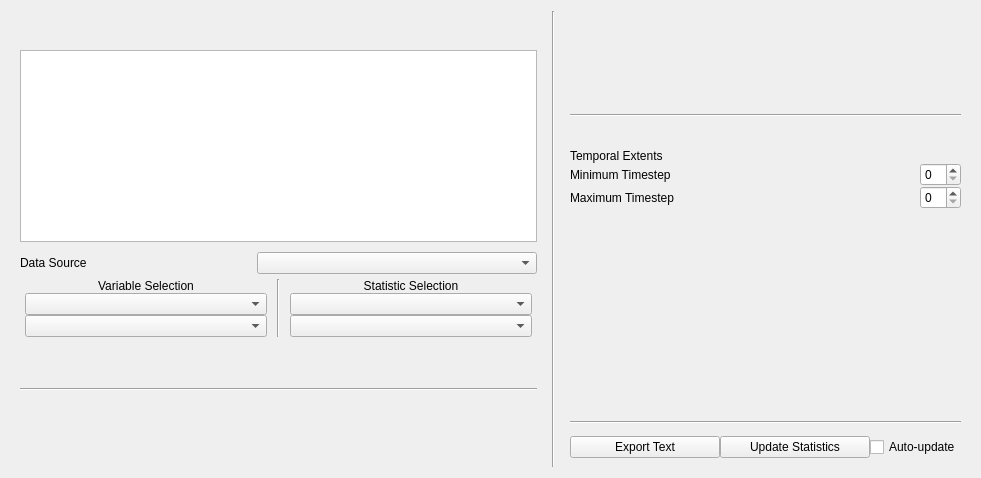
Old version of the form apps/vaporgui/statsWindow.ui in the repository StasJ/vapor-formatted.
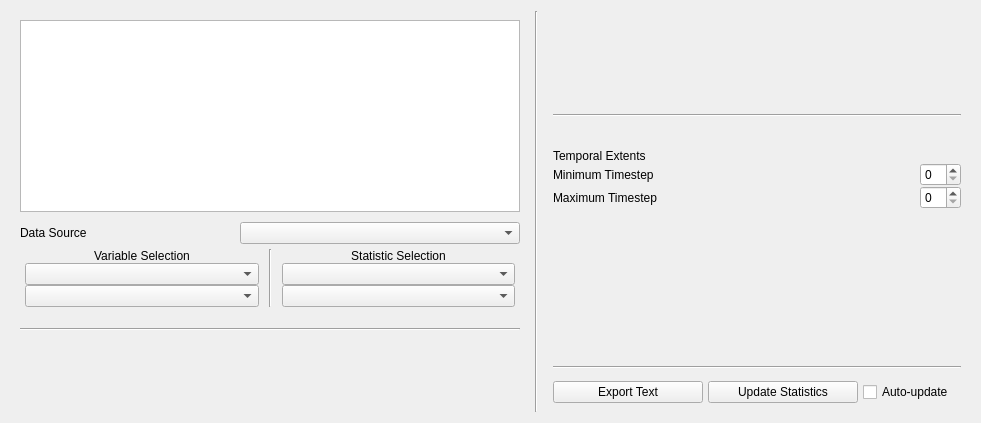
New version of the form. Custom widgets are drawn as their Qt base class.

Commit message: touch ups

```diff
--- a/apps/vaporgui/statsWindow.ui
+++ b/apps/vaporgui/statsWindow.ui
@@ -7,11 +7,11 @@
     <x>0</x>
     <y>0</y>
     <width>981</width>
-    <height>478</height>
+    <height>423</height>
    </rect>
   </property>
   <property name="sizePolicy">
-   <sizepolicy hsizetype="Preferred" vsizetype="Maximum">
+   <sizepolicy hsizetype="Preferred" vsizetype="Minimum">
     <horstretch>0</horstretch>
     <verstretch>0</verstretch>
    </sizepolicy>
@@ -24,14 +24,14 @@
     <enum>QLayout::SetDefaultConstraint</enum>
    </property>
    <item>
-    <layout class="QHBoxLayout" name="horizontalLayout_12" stretch="3,0,2">
+    <layout class="QHBoxLayout" name="horizontalLayout_12" stretch="0,0,0">
      <property name="sizeConstraint">
       <enum>QLayout::SetDefaultConstraint</enum>
      </property>
      <item>
       <widget class="QWidget" name="widget_3" native="true">
        <property name="sizePolicy">
-        <sizepolicy hsizetype="Preferred" vsizetype="Expanding">
+        <sizepolicy hsizetype="Preferred" vsizetype="Minimum">
          <horstretch>0</horstretch>
          <verstretch>0</verstretch>
         </sizepolicy>
@@ -51,7 +51,7 @@
           <item>
            <widget class="QTableWidget" name="VariablesTable">
             <property name="sizePolicy">
-             <sizepolicy hsizetype="Minimum" vsizetype="Maximum">
+             <sizepolicy hsizetype="Minimum" vsizetype="Minimum">
               <horstretch>1</horstretch>
               <verstretch>1</verstretch>
              </sizepolicy>
@@ -253,6 +253,22 @@
           </property>
          </widget>
         </item>
+        <item>
+         <spacer name="verticalSpacer_2">
+          <property name="orientation">
+           <enum>Qt::Vertical</enum>
+          </property>
+          <property name="sizeType">
+           <enum>QSizePolicy::Expanding</enum>
+          </property>
+          <property name="sizeHint" stdset="0">
+           <size>
+            <width>20</width>
+            <height>0</height>
+           </size>
+          </property>
+         </spacer>
+        </item>
        </layout>
       </widget>
      </item>
@@ -440,12 +456,12 @@
            <enum>Qt::Vertical</enum>
           </property>
           <property name="sizeType">
-           <enum>QSizePolicy::Preferred</enum>
+           <enum>QSizePolicy::Expanding</enum>
           </property>
           <property name="sizeHint" stdset="0">
            <size>
             <width>20</width>
-            <height>20</height>
+            <height>0</height>
            </size>
           </property>
          </spacer>
@@ -471,7 +487,7 @@
           <item>
            <layout class="QHBoxLayout" name="horizontalLayout_4">
             <property name="spacing">
-             <number>0</number>
+             <number>-1</number>
             </property>
             <item>
              <widget class="QPushButton" name="ExportButton">
@@ -498,19 +514,6 @@
               </property>
              </widget>
             </item>
-            <item>
-             <spacer name="horizontalSpacer_7">
-              <property name="orientation">
-               <enum>Qt::Horizontal</enum>
-              </property>
-              <property name="sizeHint" stdset="0">
-               <size>
-                <width>40</width>
-                <height>20</height>
-               </size>
-              </property>
-             </spacer>
-            </item>
             <item>
              <widget class="QPushButton" name="UpdateButton">
               <property name="minimumSize">
@@ -530,32 +533,6 @@
               </property>
              </widget>
             </item>
-            <item>
-             <spacer name="horizontalSpacer_9">
-              <property name="orientation">
-               <enum>Qt::Horizontal</enum>
-              </property>
-              <property name="sizeHint" stdset="0">
-               <size>
-                <width>40</width>
-                <height>20</height>
-               </size>
-              </property>
-             </spacer>
-            </item>
-            <item>
-             <spacer name="horizontalSpacer_6">
-              <property name="orientation">
-               <enum>Qt::Horizontal</enum>
-              </property>
-              <property name="sizeHint" stdset="0">
-               <size>
-                <width>20</width>
-                <height>20</height>
-               </size>
-              </property>
-             </spacer>
-            </item>
             <item>
              <widget class="QCheckBox" name="UpdateCheckbox">
               <property name="text">
```
Left out of the diff: 2 changed lines with no effect on the pictures.
